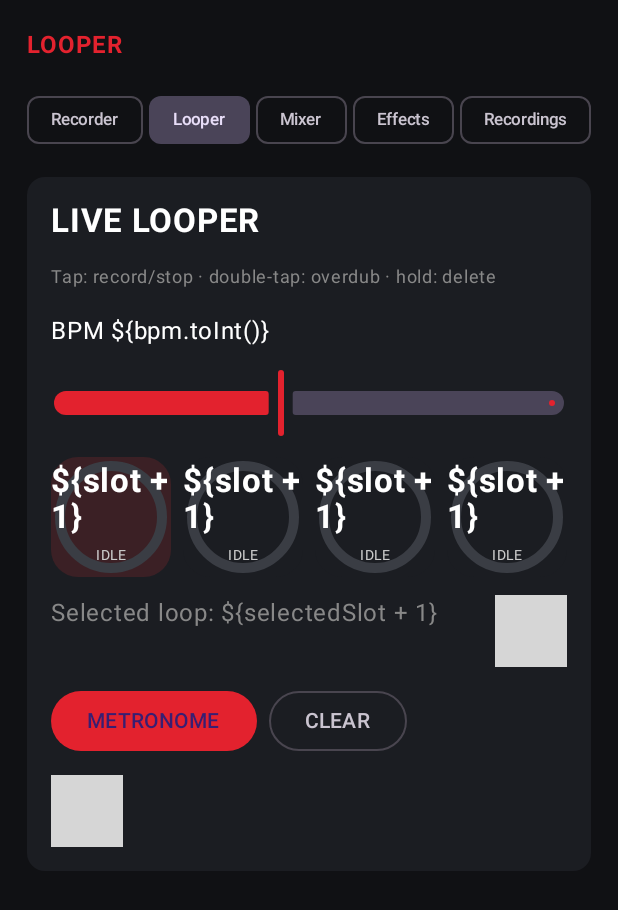
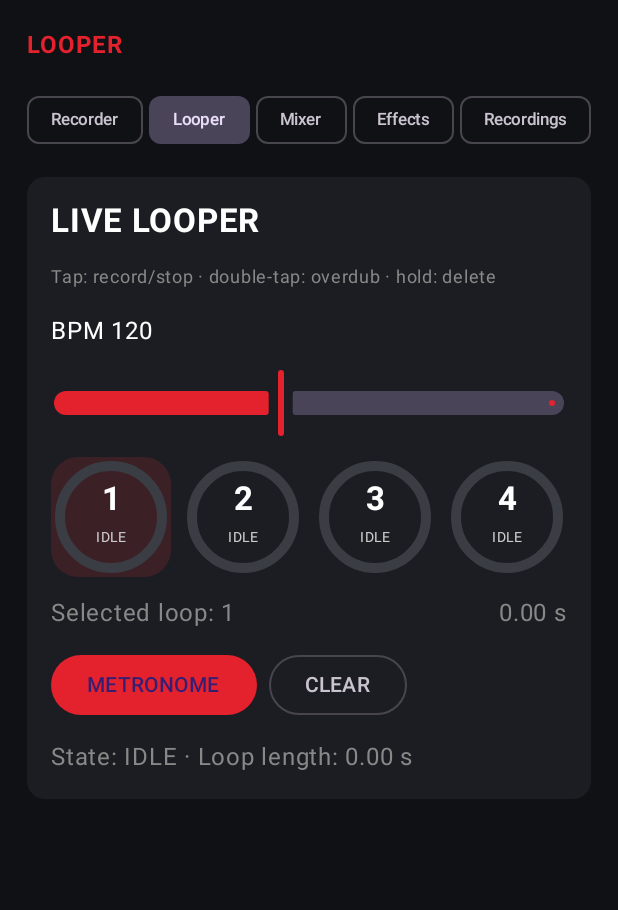
Before and after one commit to maxpanpater-lang/ScarletAPK, an Android app built with Jetpack Compose: the screen it shows after launch (MainActivity), after a tap on "Looper", on a phone screen of 412 x 824 dp. Shown: the top 910 px of the screen. Run offline under Robolectric (Android 15) with nearby library versions, the phone set to English and light mode, and no system bars; grey boxes are pictures that could not be loaded.

Commit message:
Fix Kotlin string interpolation in looper UI

```diff
--- a/app/src/main/kotlin/de/maxgraue/scarlettrecorder/MainActivity.kt
+++ b/app/src/main/kotlin/de/maxgraue/scarlettrecorder/MainActivity.kt
@@ -186,7 +186,7 @@ class MainActivity : ComponentActivity() {
         Column(Modifier.padding(16.dp), verticalArrangement = Arrangement.spacedBy(12.dp)) {
             Text("LIVE LOOPER", color = Color.White, fontSize = 22.sp, fontWeight = FontWeight.Bold)
             Text("Tap: record/stop · double-tap: overdub · hold: delete", color = Color.Gray, fontSize = 12.sp)
-            Text("BPM \${bpm.toInt()}", color = Color.White)
+            Text("BPM ${bpm.toInt()}", color = Color.White)
             Slider(value = bpm, onValueChange = { bpm = it; looper.bpm = it }, valueRange = 40f..220f)
 
             Row(Modifier.fillMaxWidth(), horizontalArrangement = Arrangement.spacedBy(8.dp)) {
@@ -239,15 +239,15 @@ class MainActivity : ComponentActivity() {
                             drawArc(if (slotStates[slot] == LooperState.RECORDING) Scarlett else Color(0xFF62C978), -90f, sweep, false, style = Stroke(10f, cap = StrokeCap.Round))
                         }
                         Column(horizontalAlignment = Alignment.CenterHorizontally) {
-                            Text("\${slot + 1}", color = Color.White, fontSize = 22.sp, fontWeight = FontWeight.Bold)
+                            Text("${slot + 1}", color = Color.White, fontSize = 22.sp, fontWeight = FontWeight.Bold)
                             Text(slotStates[slot].name, color = Color.LightGray, fontSize = 9.sp)
                         }
                     }
                 }
             }
             Row(Modifier.fillMaxWidth(), horizontalArrangement = Arrangement.SpaceBetween) {
-                Text("Selected loop: \${selectedSlot + 1}", color = Color.Gray)
-                Text("\${"%.2f".format(length)} s", color = Color.Gray)
+                Text("Selected loop: ${selectedSlot + 1}", color = Color.Gray)
+                Text("${"%.2f".format(length)} s", color = Color.Gray)
             }
             Row(horizontalArrangement = Arrangement.spacedBy(8.dp)) {
                 Button(onClick = { metronomeOn = !metronomeOn; looper.metronomeEnabled = metronomeOn; looper.bpm = bpm }) {
@@ -259,7 +259,7 @@ class MainActivity : ComponentActivity() {
                     slotLengths[selectedSlot] = 0f
                 }) { Text("CLEAR") }
             }
-            Text("State: \${state.name} · Loop length: \${"%.2f".format(length)} s", color = Color.Gray)
+            Text("State: ${state.name} · Loop length: ${"%.2f".format(length)} s", color = Color.Gray)
         }
     }
 }
```
